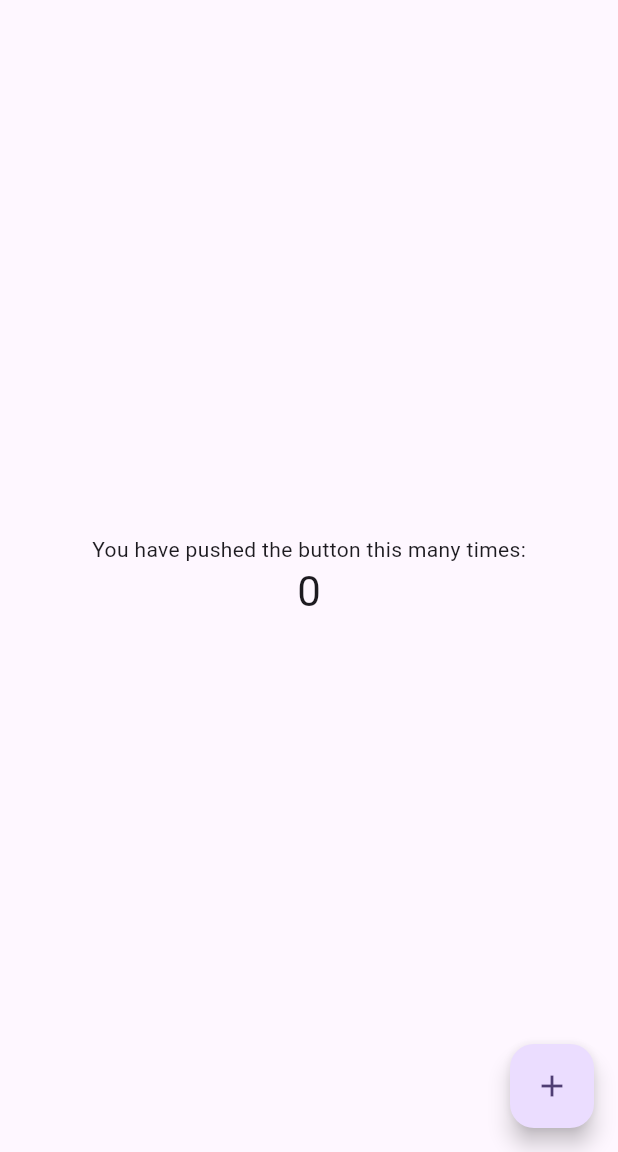
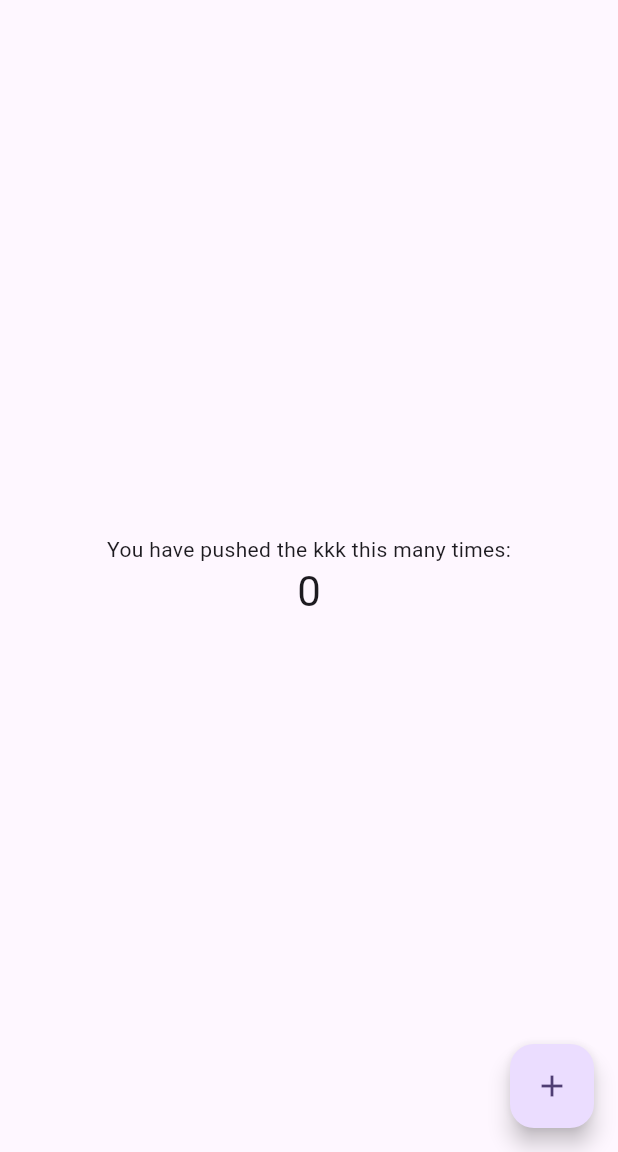
Before and after one commit to Sutharpraveen/second, a Flutter app: the screen it shows after launch, on a phone screen of 412 x 824 dp, the part 84-1236 px from its top. Run offline on Flutter 3.47's test engine with Material 3 defaults, Android fonts, the phone set to English and light mode, and no system bars.

```diff
--- a/lib/main.dart
+++ b/lib/main.dart
@@ -103,10 +103,11 @@ class _MyHomePageState extends State<MyHomePage> {
           // TRY THIS: Invoke "debug painting" (choose the "Toggle Debug Paint"
           // action in the IDE, or press "p" in the console), to see the
           // wireframe for each widget.
+
           mainAxisAlignment: MainAxisAlignment.center,
           children: <Widget>[
             const Text(
-              'You have pushed the button this many times:',
+              'You have pushed the kkk this many times:',
             ),
             Text(
               '$_counter',
@@ -117,7 +118,7 @@ class _MyHomePageState extends State<MyHomePage> {
       ),
       floatingActionButton: FloatingActionButton(
         onPressed: _incrementCounter,
-        tooltip: 'Increment',
+        tooltip: 'Incrsdfdsfement',
         child: const Icon(Icons.add),
       ), // This trailing comma makes auto-formatting nicer for build methods.
     );
```
